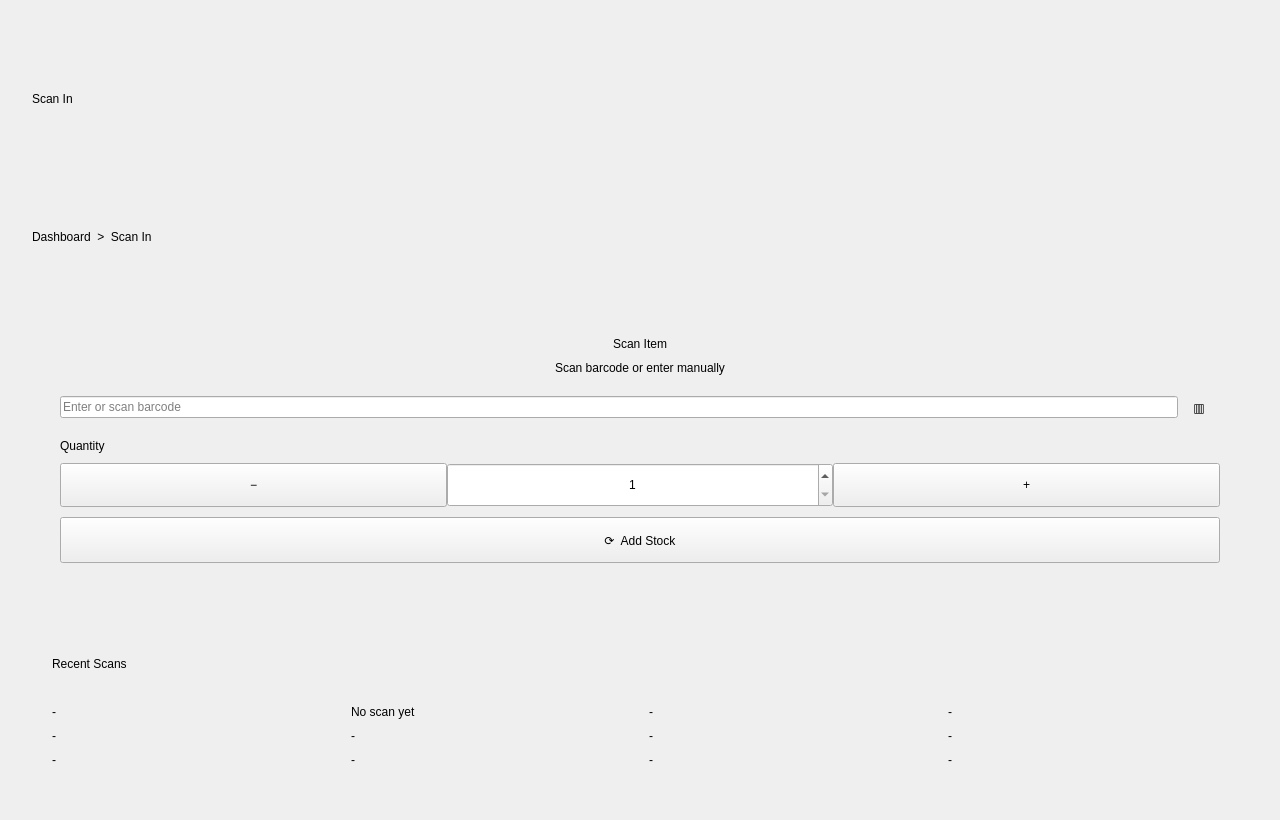
Above: InventoryQtApp/ScanPage.ui from Felipeact/InventoryQtApp before the change. Below: the same form after it.
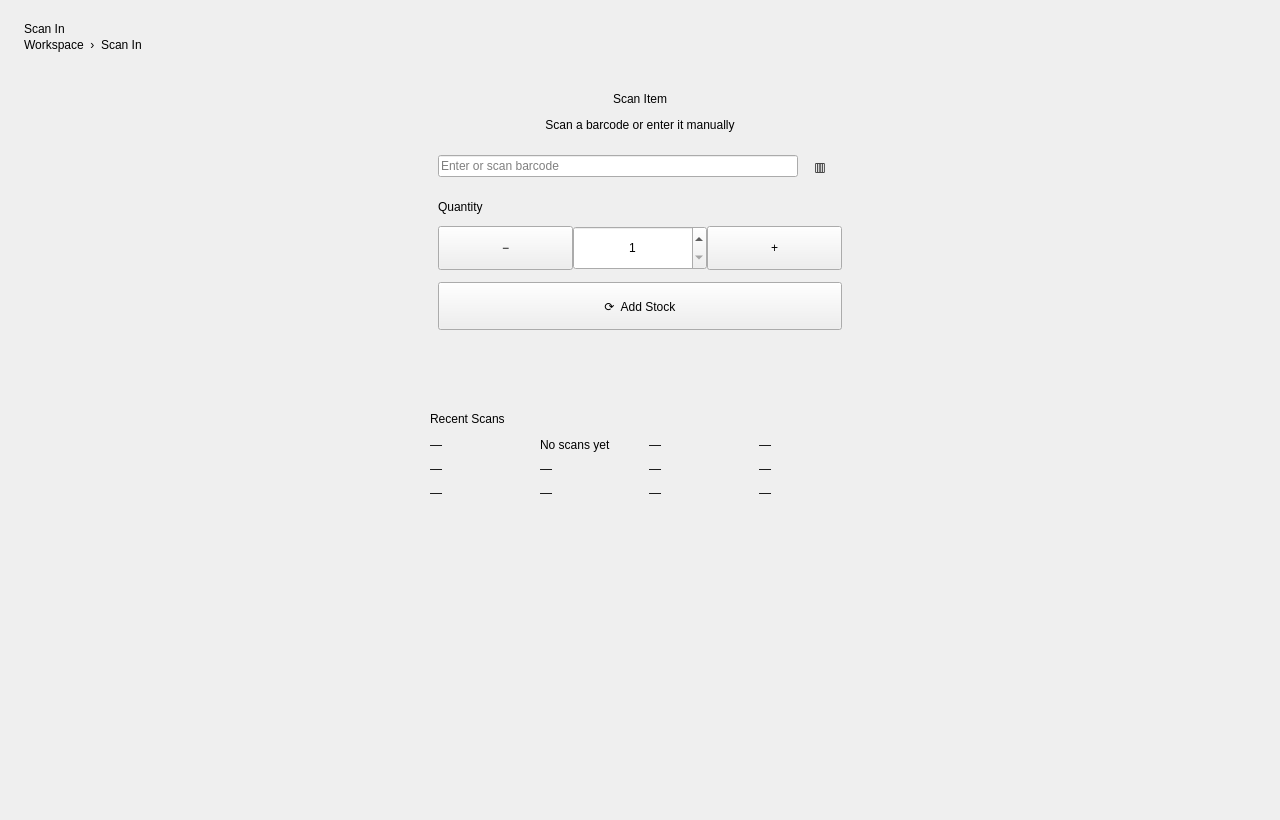
That is the form after the change.

```diff
--- a/InventoryQtApp/ScanPage.ui
+++ b/InventoryQtApp/ScanPage.ui
@@ -1,418 +1,128 @@
 <?xml version="1.0" encoding="UTF-8"?>
 <ui version="4.0">
-	<class>ScanPageClass</class>
-
-	<widget class="QWidget" name="ScanPageClass">
-		<property name="geometry">
-			<rect>
-				<x>0</x>
-				<y>0</y>
-				<width>1280</width>
-				<height>820</height>
-			</rect>
-		</property>
-
-		<property name="windowTitle">
-			<string>ScanPage</string>
-		</property>
-
-		<property name="styleSheet">
-			<string notr="true"/>
-		</property>
-
-		<layout class="QVBoxLayout" name="rootLayout">
-			<property name="leftMargin">
-				<number>14</number>
-			</property>
-			<property name="topMargin">
-				<number>14</number>
-			</property>
-			<property name="rightMargin">
-				<number>14</number>
-			</property>
-			<property name="bottomMargin">
-				<number>14</number>
-			</property>
-			<property name="spacing">
-				<number>12</number>
-			</property>
-
-			<item>
-				<widget class="QWidget" name="pageCard" native="true">
-					<layout class="QVBoxLayout" name="pageLayout">
-						<property name="leftMargin">
-							<number>18</number>
-						</property>
-						<property name="topMargin">
-							<number>18</number>
-						</property>
-						<property name="rightMargin">
-							<number>18</number>
-						</property>
-						<property name="bottomMargin">
-							<number>18</number>
-						</property>
-						<property name="spacing">
-							<number>16</number>
-						</property>
-
-						<item>
-							<layout class="QVBoxLayout" name="headerLayout">
-								<property name="spacing">
-									<number>4</number>
-								</property>
-
-								<item>
-									<widget class="QLabel" name="pageTitleLabel">
-										<property name="text">
-											<string>Scan In</string>
-										</property>
-									</widget>
-								</item>
-
-								<item>
-									<widget class="QLabel" name="breadcrumbLabel">
-										<property name="text">
-											<string>Dashboard  &gt;  Scan In</string>
-										</property>
-									</widget>
-								</item>
-							</layout>
-						</item>
-
-						<item>
-							<widget class="QWidget" name="scanCard" native="true">
-								<property name="maximumSize">
-									<size>
-										<width>16777215</width>
-										<height>310</height>
-									</size>
-								</property>
-
-								<layout class="QVBoxLayout" name="scanCardLayout">
-									<property name="leftMargin">
-										<number>28</number>
-									</property>
-									<property name="topMargin">
-										<number>18</number>
-									</property>
-									<property name="rightMargin">
-										<number>28</number>
-									</property>
-									<property name="bottomMargin">
-										<number>18</number>
-									</property>
-									<property name="spacing">
-										<number>10</number>
-									</property>
-
-									<item>
-										<widget class="QLabel" name="titleLabel">
-											<property name="alignment">
-												<set>Qt::AlignCenter</set>
-											</property>
-											<property name="text">
-												<string>Scan Item</string>
-											</property>
-										</widget>
-									</item>
-
-									<item>
-										<widget class="QLabel" name="subtitleLabel">
-											<property name="alignment">
-												<set>Qt::AlignCenter</set>
-											</property>
-											<property name="text">
-												<string>Scan barcode or enter manually</string>
-											</property>
-										</widget>
-									</item>
-
-									<item>
-										<layout class="QHBoxLayout" name="barcodeLayout">
-											<property name="spacing">
-												<number>0</number>
-											</property>
-
-											<item>
-												<widget class="QLineEdit" name="barcodeInput">
-													<property name="placeholderText">
-														<string>Enter or scan barcode</string>
-													</property>
-												</widget>
-											</item>
-
-											<item>
-												<widget class="QLabel" name="barcodeIconLabel">
-													<property name="minimumSize">
-														<size>
-															<width>42</width>
-															<height>44</height>
-														</size>
-													</property>
-													<property name="maximumSize">
-														<size>
-															<width>42</width>
-															<height>44</height>
-														</size>
-													</property>
-													<property name="alignment">
-														<set>Qt::AlignCenter</set>
-													</property>
-													<property name="text">
-														<string>▥</string>
-													</property>
-												</widget>
-											</item>
-										</layout>
-									</item>
-
-									<item>
-										<widget class="QLabel" name="quantityLabel">
-											<property name="text">
-												<string>Quantity</string>
-											</property>
-										</widget>
-									</item>
-
-									<item>
-										<layout class="QHBoxLayout" name="quantityControlLayout">
-											<property name="spacing">
-												<number>0</number>
-											</property>
-
-											<item>
-												<widget class="QPushButton" name="minusButton">
-													<property name="minimumSize">
-														<size>
-															<width>58</width>
-															<height>44</height>
-														</size>
-													</property>
-													<property name="text">
-														<string>−</string>
-													</property>
-												</widget>
-											</item>
-
-											<item>
-												<widget class="QSpinBox" name="quantityInput">
-													<property name="minimumSize">
-														<size>
-															<width>0</width>
-															<height>44</height>
-														</size>
-													</property>
-													<property name="minimum">
-														<number>1</number>
-													</property>
-													<property name="maximum">
-														<number>999999</number>
-													</property>
-													<property name="value">
-														<number>1</number>
-													</property>
-													<property name="alignment">
-														<set>Qt::AlignCenter</set>
-													</property>
-												</widget>
-											</item>
-
-											<item>
-												<widget class="QPushButton" name="plusButton">
-													<property name="minimumSize">
-														<size>
-															<width>58</width>
-															<height>44</height>
-														</size>
-													</property>
-													<property name="text">
-														<string>+</string>
-													</property>
-												</widget>
-											</item>
-										</layout>
-									</item>
-
-									<item>
-										<widget class="QPushButton" name="submitButton">
-											<property name="minimumSize">
-												<size>
-													<width>0</width>
-													<height>46</height>
-												</size>
-											</property>
-											<property name="text">
-												<string>⟳  Add Stock</string>
-											</property>
-										</widget>
-									</item>
-
-									<item>
-										<widget class="QLabel" name="statusLabel">
-											<property name="alignment">
-												<set>Qt::AlignCenter</set>
-											</property>
-											<property name="text">
-												<string/>
-											</property>
-										</widget>
-									</item>
-								</layout>
-							</widget>
-						</item>
-
-						<item>
-							<widget class="QWidget" name="recentScansCard" native="true">
-								<property name="maximumSize">
-									<size>
-										<width>16777215</width>
-										<height>160</height>
-									</size>
-								</property>
-
-								<layout class="QVBoxLayout" name="recentScansLayout">
-									<property name="leftMargin">
-										<number>20</number>
-									</property>
-									<property name="topMargin">
-										<number>14</number>
-									</property>
-									<property name="rightMargin">
-										<number>20</number>
-									</property>
-									<property name="bottomMargin">
-										<number>14</number>
-									</property>
-									<property name="spacing">
-										<number>12</number>
-									</property>
-
-									<item>
-										<widget class="QLabel" name="recentTitleLabel">
-											<property name="text">
-												<string>Recent Scans</string>
-											</property>
-										</widget>
-									</item>
-
-									<item>
-										<layout class="QGridLayout" name="recentGridLayout">
-											<property name="horizontalSpacing">
-												<number>18</number>
-											</property>
-											<property name="verticalSpacing">
-												<number>10</number>
-											</property>
-
-											<item row="0" column="0">
-												<widget class="QLabel" name="recentCodeLabel">
-													<property name="text">
-														<string>-</string>
-													</property>
-												</widget>
-											</item>
-											<item row="0" column="1">
-												<widget class="QLabel" name="recentNameLabel">
-													<property name="text">
-														<string>No scan yet</string>
-													</property>
-												</widget>
-											</item>
-											<item row="0" column="2">
-												<widget class="QLabel" name="recentQtyLabel">
-													<property name="text">
-														<string>-</string>
-													</property>
-												</widget>
-											</item>
-											<item row="0" column="3">
-												<widget class="QLabel" name="recentDateLabel">
-													<property name="text">
-														<string>-</string>
-													</property>
-												</widget>
-											</item>
-
-											<item row="1" column="0">
-												<widget class="QLabel" name="recentCodeLabel_2">
-													<property name="text">
-														<string>-</string>
-													</property>
-												</widget>
-											</item>
-											<item row="1" column="1">
-												<widget class="QLabel" name="recentNameLabel_2">
-													<property name="text">
-														<string>-</string>
-													</property>
-												</widget>
-											</item>
-											<item row="1" column="2">
-												<widget class="QLabel" name="recentQtyLabel_2">
-													<property name="text">
-														<string>-</string>
-													</property>
-												</widget>
-											</item>
-											<item row="1" column="3">
-												<widget class="QLabel" name="recentDateLabel_2">
-													<property name="text">
-														<string>-</string>
-													</property>
-												</widget>
-											</item>
-
-											<item row="2" column="0">
-												<widget class="QLabel" name="recentCodeLabel_3">
-													<property name="text">
-														<string>-</string>
-													</property>
-												</widget>
-											</item>
-											<item row="2" column="1">
-												<widget class="QLabel" name="recentNameLabel_3">
-													<property name="text">
-														<string>-</string>
-													</property>
-												</widget>
-											</item>
-											<item row="2" column="2">
-												<widget class="QLabel" name="recentQtyLabel_3">
-													<property name="text">
-														<string>-</string>
-													</property>
-												</widget>
-											</item>
-											<item row="2" column="3">
-												<widget class="QLabel" name="recentDateLabel_3">
-													<property name="text">
-														<string>-</string>
-													</property>
-												</widget>
-											</item>
-										</layout>
-									</item>
-								</layout>
-							</widget>
-						</item>
-
-						<item>
-							<spacer name="bottomSpacer">
-								<property name="orientation">
-									<enum>Qt::Vertical</enum>
-								</property>
-								<property name="sizeType">
-									<enum>QSizePolicy::Expanding</enum>
-								</property>
-							</spacer>
-						</item>
-					</layout>
-				</widget>
-			</item>
-		</layout>
-	</widget>
-
-	<resources/>
-	<connections/>
+ <class>ScanPageClass</class>
+ <widget class="QWidget" name="ScanPageClass">
+  <property name="geometry">
+   <rect><x>0</x><y>0</y><width>1280</width><height>820</height></rect>
+  </property>
+  <property name="windowTitle"><string>ScanPage</string></property>
+  <layout class="QVBoxLayout" name="rootLayout">
+   <property name="leftMargin"><number>24</number></property>
+   <property name="topMargin"><number>22</number></property>
+   <property name="rightMargin"><number>24</number></property>
+   <property name="bottomMargin"><number>22</number></property>
+   <property name="spacing"><number>0</number></property>
+   <item>
+    <widget class="QWidget" name="pageCard" native="true">
+     <layout class="QVBoxLayout" name="pageLayout">
+      <property name="leftMargin"><number>0</number></property>
+      <property name="topMargin"><number>0</number></property>
+      <property name="rightMargin"><number>0</number></property>
+      <property name="bottomMargin"><number>0</number></property>
+      <property name="spacing"><number>16</number></property>
+      <item>
+       <layout class="QVBoxLayout" name="headerLayout">
+        <property name="spacing"><number>2</number></property>
+        <item><widget class="QLabel" name="pageTitleLabel"><property name="text"><string>Scan In</string></property></widget></item>
+        <item><widget class="QLabel" name="breadcrumbLabel"><property name="text"><string>Workspace  ›  Scan In</string></property></widget></item>
+       </layout>
+      </item>
+      <item>
+       <layout class="QHBoxLayout" name="centerRow">
+        <property name="spacing"><number>0</number></property>
+        <item><spacer name="centerLeftSpacer"><property name="orientation"><enum>Qt::Horizontal</enum></property><property name="sizeHint" stdset="0"><size><width>40</width><height>20</height></size></property></spacer></item>
+        <item>
+         <widget class="QWidget" name="scanColumn" native="true">
+          <property name="minimumSize"><size><width>460</width><height>0</height></size></property>
+          <property name="maximumSize"><size><width>560</width><height>16777215</height></size></property>
+          <layout class="QVBoxLayout" name="scanColumnLayout">
+           <property name="leftMargin"><number>0</number></property>
+           <property name="topMargin"><number>0</number></property>
+           <property name="rightMargin"><number>0</number></property>
+           <property name="bottomMargin"><number>0</number></property>
+           <property name="spacing"><number>16</number></property>
+           <item>
+            <widget class="QWidget" name="scanCard" native="true">
+             <layout class="QVBoxLayout" name="scanCardLayout">
+              <property name="leftMargin"><number>28</number></property>
+              <property name="topMargin"><number>24</number></property>
+              <property name="rightMargin"><number>28</number></property>
+              <property name="bottomMargin"><number>24</number></property>
+              <property name="spacing"><number>12</number></property>
+              <item><widget class="QLabel" name="titleLabel"><property name="alignment"><set>Qt::AlignCenter</set></property><property name="text"><string>Scan Item</string></property></widget></item>
+              <item><widget class="QLabel" name="subtitleLabel"><property name="alignment"><set>Qt::AlignCenter</set></property><property name="text"><string>Scan a barcode or enter it manually</string></property></widget></item>
+              <item>
+               <layout class="QHBoxLayout" name="barcodeLayout">
+                <property name="spacing"><number>0</number></property>
+                <item><widget class="QLineEdit" name="barcodeInput"><property name="placeholderText"><string>Enter or scan barcode</string></property></widget></item>
+                <item>
+                 <widget class="QLabel" name="barcodeIconLabel">
+                  <property name="minimumSize"><size><width>44</width><height>44</height></size></property>
+                  <property name="maximumSize"><size><width>44</width><height>44</height></size></property>
+                  <property name="alignment"><set>Qt::AlignCenter</set></property>
+                  <property name="text"><string>▥</string></property>
+                 </widget>
+                </item>
+               </layout>
+              </item>
+              <item><widget class="QLabel" name="quantityLabel"><property name="text"><string>Quantity</string></property></widget></item>
+              <item>
+               <layout class="QHBoxLayout" name="quantityControlLayout">
+                <property name="spacing"><number>0</number></property>
+                <item><widget class="QPushButton" name="minusButton"><property name="minimumSize"><size><width>58</width><height>44</height></size></property><property name="text"><string>−</string></property><property name="cursor"><cursorShape>PointingHandCursor</cursorShape></property></widget></item>
+                <item><widget class="QSpinBox" name="quantityInput"><property name="minimumSize"><size><width>0</width><height>44</height></size></property><property name="minimum"><number>1</number></property><property name="maximum"><number>999999</number></property><property name="value"><number>1</number></property><property name="alignment"><set>Qt::AlignCenter</set></property></widget></item>
+                <item><widget class="QPushButton" name="plusButton"><property name="minimumSize"><size><width>58</width><height>44</height></size></property><property name="text"><string>+</string></property><property name="cursor"><cursorShape>PointingHandCursor</cursorShape></property></widget></item>
+               </layout>
+              </item>
+              <item><widget class="QPushButton" name="submitButton"><property name="minimumSize"><size><width>0</width><height>48</height></size></property><property name="text"><string>⟳  Add Stock</string></property><property name="cursor"><cursorShape>PointingHandCursor</cursorShape></property></widget></item>
+              <item><widget class="QLabel" name="statusLabel"><property name="alignment"><set>Qt::AlignCenter</set></property><property name="text"><string/></property></widget></item>
+             </layout>
+            </widget>
+           </item>
+           <item>
+            <widget class="QWidget" name="recentScansCard" native="true">
+             <layout class="QVBoxLayout" name="recentScansLayout">
+              <property name="leftMargin"><number>20</number></property>
+              <property name="topMargin"><number>16</number></property>
+              <property name="rightMargin"><number>20</number></property>
+              <property name="bottomMargin"><number>16</number></property>
+              <property name="spacing"><number>12</number></property>
+              <item><widget class="QLabel" name="recentTitleLabel"><property name="text"><string>Recent Scans</string></property></widget></item>
+              <item>
+               <layout class="QGridLayout" name="recentGridLayout">
+                <property name="horizontalSpacing"><number>18</number></property>
+                <property name="verticalSpacing"><number>10</number></property>
+                <item row="0" column="0"><widget class="QLabel" name="recentCodeLabel"><property name="text"><string>—</string></property></widget></item>
+                <item row="0" column="1"><widget class="QLabel" name="recentNameLabel"><property name="text"><string>No scans yet</string></property></widget></item>
+                <item row="0" column="2"><widget class="QLabel" name="recentQtyLabel"><property name="text"><string>—</string></property></widget></item>
+                <item row="0" column="3"><widget class="QLabel" name="recentDateLabel"><property name="text"><string>—</string></property></widget></item>
+                <item row="1" column="0"><widget class="QLabel" name="recentCodeLabel_2"><property name="text"><string>—</string></property></widget></item>
+                <item row="1" column="1"><widget class="QLabel" name="recentNameLabel_2"><property name="text"><string>—</string></property></widget></item>
+                <item row="1" column="2"><widget class="QLabel" name="recentQtyLabel_2"><property name="text"><string>—</string></property></widget></item>
+                <item row="1" column="3"><widget class="QLabel" name="recentDateLabel_2"><property name="text"><string>—</string></property></widget></item>
+                <item row="2" column="0"><widget class="QLabel" name="recentCodeLabel_3"><property name="text"><string>—</string></property></widget></item>
+                <item row="2" column="1"><widget class="QLabel" name="recentNameLabel_3"><property name="text"><string>—</string></property></widget></item>
+                <item row="2" column="2"><widget class="QLabel" name="recentQtyLabel_3"><property name="text"><string>—</string></property></widget></item>
+                <item row="2" column="3"><widget class="QLabel" name="recentDateLabel_3"><property name="text"><string>—</string></property></widget></item>
+               </layout>
+              </item>
+             </layout>
+            </widget>
+           </item>
+          </layout>
+         </widget>
+        </item>
+        <item><spacer name="centerRightSpacer"><property name="orientation"><enum>Qt::Horizontal</enum></property><property name="sizeHint" stdset="0"><size><width>40</width><height>20</height></size></property></spacer></item>
+       </layout>
+      </item>
+      <item>
+       <spacer name="bottomSpacer"><property name="orientation"><enum>Qt::Vertical</enum></property><property name="sizeType"><enum>QSizePolicy::Expanding</enum></property><property name="sizeHint" stdset="0"><size><width>20</width><height>40</height></size></property></spacer>
+      </item>
+     </layout>
+    </widget>
+   </item>
+  </layout>
+ </widget>
+ <resources/>
+ <connections/>
 </ui>
```
